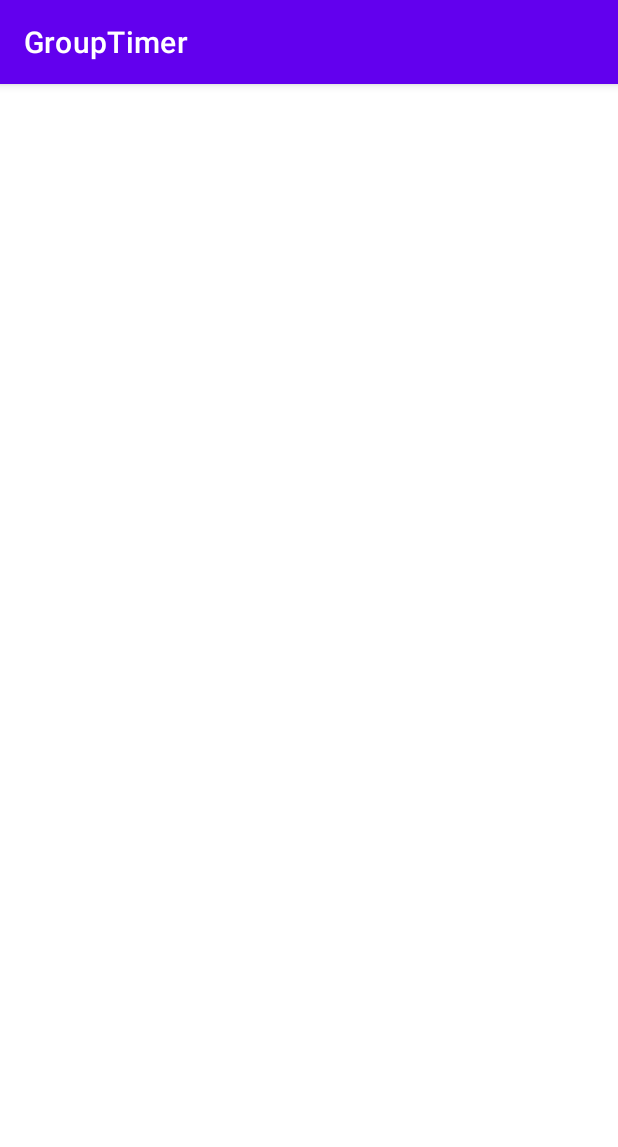
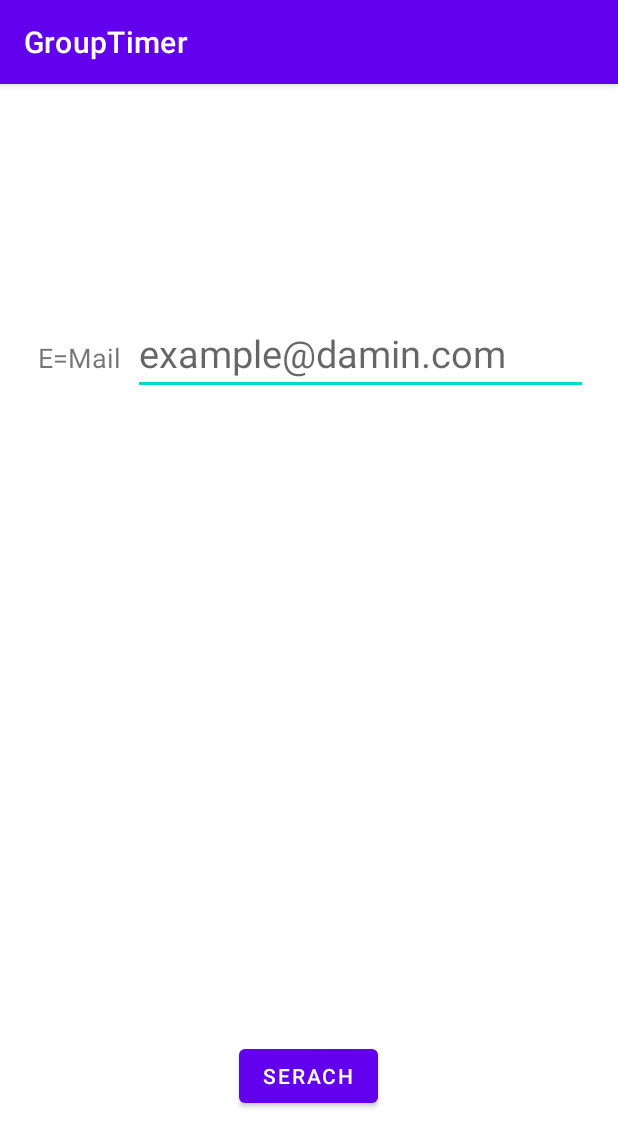
Before and after one commit to Group-Timer/GroupTime, an Android app: the SearchIDActivity screen opened directly, with no data from a screen before it, on a phone screen of 412 x 824 dp. Shown: the top 1147 px of the screen. Run offline under Robolectric (Android 15) with nearby library versions, the phone set to English and light mode, and no system bars.

Commit message:
search id.xml

```diff
--- a/app/src/main/AndroidManifest.xml
+++ b/app/src/main/AndroidManifest.xml
@@ -52,7 +52,13 @@
             android:exported="false" />
         <activity
             android:name=".SearchIDActivity"
-            android:exported="false" />
+            android:exported="true" >
+            <intent-filter>
+                <action android:name="android.intent.action.MAIN" />
+
+                <category android:name="android.intent.category.LAUNCHER" />
+            </intent-filter>
+        </activity>
         <activity
             android:name=".LoginActivity"
             android:exported="false" />
--- a/app/src/main/java/com/example/grouptimer/SearchIDActivity.java
+++ b/app/src/main/java/com/example/grouptimer/SearchIDActivity.java
@@ -3,12 +3,22 @@ package com.example.grouptimer;
 import androidx.appcompat.app.AppCompatActivity;
 
 import android.os.Bundle;
+import android.view.View;
+import android.widget.Button;
 
 public class SearchIDActivity extends AppCompatActivity {
-
+    private Button searchButton;
     @Override
     protected void onCreate(Bundle savedInstanceState) {
         super.onCreate(savedInstanceState);
         setContentView(R.layout.activity_search_id);
+
+        searchButton = (Button) findViewById(R.id.search_button);
+
+        searchButton.setOnClickListener(new View.OnClickListener() {
+            @Override
+            public void onClick(View view) {
+            }
+        });
     }
 }
--- a/app/src/main/res/layout/activity_search_id.xml
+++ b/app/src/main/res/layout/activity_search_id.xml
@@ -1,9 +1,52 @@
 <?xml version="1.0" encoding="utf-8"?>
-<androidx.constraintlayout.widget.ConstraintLayout xmlns:android="http://schemas.android.com/apk/res/android"
-    xmlns:app="http://schemas.android.com/apk/res-auto"
-    xmlns:tools="http://schemas.android.com/tools"
+<LinearLayout xmlns:android="http://schemas.android.com/apk/res/android"
     android:layout_width="match_parent"
     android:layout_height="match_parent"
-    tools:context=".SearchIDActivity">
+    xmlns:tools="http://schemas.android.com/tools"
+    android:orientation="vertical"
+    android:layout_margin="20dp">
 
-</androidx.constraintlayout.widget.ConstraintLayout>
+    <Space
+        android:layout_width="match_parent"
+        android:layout_height="150dp">
+    </Space>
+
+    <RelativeLayout
+        android:layout_width="match_parent"
+        android:layout_height="wrap_content">
+
+        <TextView
+            android:id="@+id/EmailText"
+            android:layout_width="wrap_content"
+            android:layout_height="wrap_content"
+            android:layout_alignParentLeft="true"
+            android:layout_marginLeft="5dp"
+            android:text="E=Mail"
+            android:textSize="18dp"></TextView>
+
+        <EditText
+            android:id="@+id/EmailEditdit"
+            android:layout_width="match_parent"
+            android:layout_height="wrap_content"
+            android:layout_marginLeft="8dp"
+            android:layout_toRightOf="@id/EmailText"
+            android:layout_alignBaseline="@id/EmailText"
+            android:hint="example@damin.com"
+            android:textSize="25dp"></EditText>
+    </RelativeLayout>
+
+    <Space
+        android:layout_width="match_parent"
+        android:layout_height="400dp">
+    </Space>
+
+    <Button
+        android:id="@+id/search_button"
+        android:layout_width="wrap_content"
+        android:layout_height="wrap_content"
+        android:layout_gravity="center"
+        android:layout_marginTop="30dp"
+        android:text = "Serach"
+        ></Button>
+
+</LinearLayout>
```
Also changed, not shown: 1 other file.
